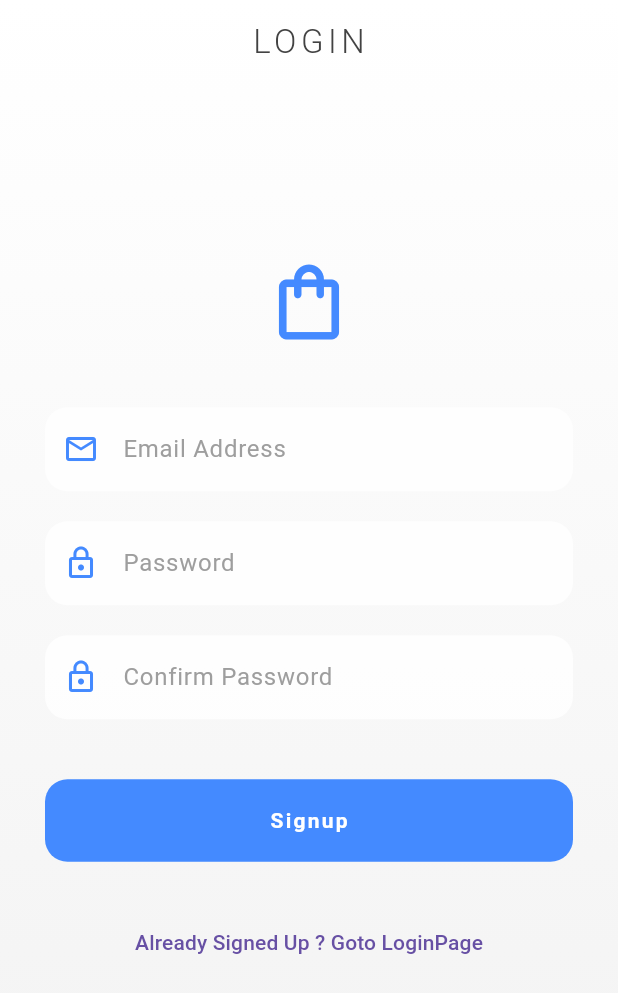
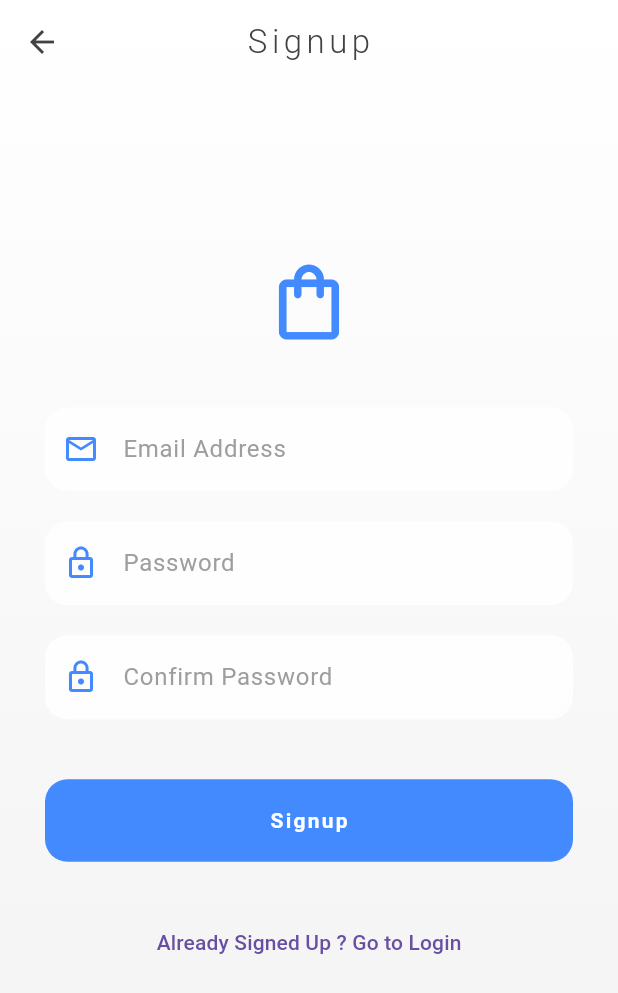
Before and after one commit to sahil-work13/flutter_codes, a Flutter app: the screen it shows after launch, after a tap on "LOGIN", after a tap on "Create an Account", on a phone screen of 412 x 824 dp. Shown: the top 993 px of the screen. Run offline on Flutter 3.47's test engine with Material 3 defaults, Android fonts, the phone set to English and light mode, and no system bars; our stand-ins replace file_picker, firebase_auth, firebase_core, get, hive, hive_flutter and 3 more; accounts and stored records are empty; network calls fail.

Commit message:
Firebase-auth state listening(with auto login feature)

```diff
--- a/product_app/lib/main.dart
+++ b/product_app/lib/main.dart
@@ -1,42 +1,54 @@
 import 'package:firebase_core/firebase_core.dart';
 import 'package:flutter/material.dart';
 import 'package:get/get.dart';
-import 'package:product_app/firebase_options.dart';
 import 'package:product_app/routes/app_pages.dart';
 import 'package:product_app/routes/app_routes.dart';
 import 'package:product_app/ui/HomePage.dart';
 import 'package:product_app/ui/LoginPage.dart';
 import 'package:product_app/ui/SplashScreen.dart';
+
 import 'controllers/auth_controller.dart';
 import 'controllers/product_controller.dart';
+import 'firebase_options.dart';
 
-void main() async{
+Future<void> main() async {
   WidgetsFlutterBinding.ensureInitialized();
-  Firebase.initializeApp(options: DefaultFirebaseOptions.currentPlatform);
-  await Get.putAsync<AuthController>(() async {
-    final controller = AuthController();
-    await controller.init(); // custom async init
-    return controller;
-  }, permanent: true);
-  Get.put(ProductController());
+
+  await Firebase.initializeApp(
+    options: DefaultFirebaseOptions.currentPlatform,
+  );
+
   runApp(const MyApp());
-
 }
 
 class MyApp extends StatelessWidget {
   const MyApp({super.key});
 
-  // This widget is the root of your application.
   @override
   Widget build(BuildContext context) {
+    final auth = Get.put(AuthController(), permanent: true);
+    Get.put(ProductController(), permanent: true);
+
+    // 🔥 Start Firebase ONLY after first frame
+    Future.microtask(() {
+      auth.startAuthListener();
+    });
+
     return GetMaterialApp(
       debugShowCheckedModeBanner: false,
-      getPages: AppPages.pages,
       home: Obx(() {
-        final authController = Get.find<AuthController>();
+        final auth = Get.find<AuthController>();
 
-        return authController.firebaseuser.value == null ? const Loginpage() : const Homepage();
-      },),
+        if (auth.isLoading.value) {
+          return const SplashPage();
+        }
+
+        if (auth.firebaseuser.value == null) {
+          return const Loginpage();
+        }
+
+        return const Homepage();
+      }),
     );
   }
 }
--- a/product_app/lib/routes/app_pages.dart
+++ b/product_app/lib/routes/app_pages.dart
@@ -10,9 +10,9 @@ import '../ui/SplashScreen.dart';
 
 class AppPages {
   static final pages = [
-    GetPage(name: AppRoutes.splash, page: () => SplashPage()),
-    GetPage(name: AppRoutes.signup, page: () => Signuppage()),
-    GetPage(name: AppRoutes.login, page: () => Loginpage()),
+    //GetPage(name: AppRoutes.splash, page: () => SplashPage()),
+    //GetPage(name: AppRoutes.signup, page: () => Signuppage()),
+    //GetPage(name: AppRoutes.login, page: () => Loginpage()),
     GetPage(name: AppRoutes.home, page: () => Homepage()),
     GetPage(name: AppRoutes.product, page: () => Productpage()),
     GetPage(name: AppRoutes.profile, page: () => Profilepage()),
--- a/product_app/lib/routes/app_routes.dart
+++ b/product_app/lib/routes/app_routes.dart
@@ -1,7 +1,7 @@
 class AppRoutes {
-  static const splash = "/";
-  static const signup = "/signup";
-  static const login = "/login";
+  //static const splash = "/";
+  //static const signup = "/signup";
+  //static const login = "/login";
   static const home = "/home";
   static const product = "/product";
   static const profile = "/profile";
--- a/product_app/lib/ui/HomePage.dart
+++ b/product_app/lib/ui/HomePage.dart
@@ -2,6 +2,7 @@ import 'package:flutter/material.dart';
 import 'package:get/get.dart';
 import 'package:product_app/controllers/product_controller.dart';
 import 'package:product_app/routes/app_routes.dart';
+import 'package:product_app/ui/ProfilePage.dart';
 
 class Homepage extends StatefulWidget {
   const Homepage({super.key});
@@ -28,7 +29,7 @@ class _HomepageState extends State<Homepage> {
         foregroundColor: Colors.grey[800],
         actions: [
           IconButton(
-            onPressed: () => Get.toNamed(AppRoutes.profile),
+            onPressed: () => Get.off(Profilepage()),
             icon: const Icon(Icons.person_outline, color: Colors.blueAccent),
           ),
         ],
--- a/product_app/lib/ui/LoginPage.dart
+++ b/product_app/lib/ui/LoginPage.dart
@@ -136,7 +136,7 @@ class _LoginpageState extends State<Loginpage> {
                   ),
                   SizedBox(height: 30,),
                   TextButton(onPressed: (){
-                    Get.offAll(Signuppage());
+                    Get.to(() => Signuppage());
                   }, child: Text("Create an Account"))
                 ],
               ),
--- a/product_app/lib/ui/SignupPage.dart
+++ b/product_app/lib/ui/SignupPage.dart
@@ -1,10 +1,8 @@
 import 'package:flutter/material.dart';
 import 'package:get/get.dart';
-import 'package:get/get_core/src/get_main.dart';
 import 'package:get/get_utils/src/get_utils/get_utils.dart';
 import 'package:product_app/controllers/auth_controller.dart';
 import 'package:product_app/ui/LoginPage.dart';
-import 'package:firebase_auth/firebase_auth.dart';
 
 class Signuppage extends StatefulWidget {
   const Signuppage({super.key});
@@ -17,15 +15,19 @@ class _SignuppageState extends State<Signuppage> {
   final TextEditingController emailController = TextEditingController();
   final TextEditingController passwordController = TextEditingController();
   final TextEditingController confirmpasswordController = TextEditingController();
+
   final _formKey = GlobalKey<FormState>();
-  final auth = AuthController();
+
+  // ✅ FIXED: DO NOT create controller manually
+  // ❌ final auth = AuthController();
+  final AuthController auth = Get.find<AuthController>();
 
   @override
   Widget build(BuildContext context) {
     return Scaffold(
       appBar: AppBar(
         title: const Text(
-          "LOGIN",
+          "Signup",
           style: TextStyle(letterSpacing: 3, fontWeight: FontWeight.w300),
         ),
         centerTitle: true,
@@ -47,14 +49,18 @@ class _SignuppageState extends State<Signuppage> {
         child: Center(
           child: SingleChildScrollView(
             child: Form(
-              key: _formKey, // Wrap in Form for validation
+              key: _formKey,
               child: Column(
                 mainAxisAlignment: MainAxisAlignment.center,
                 children: [
-                  const Icon(Icons.shopping_bag_outlined, size: 60, color: Colors.blueAccent),
+                  const Icon(
+                    Icons.shopping_bag_outlined,
+                    size: 60,
+                    color: Colors.blueAccent,
+                  ),
                   const SizedBox(height: 40),
 
-                  // Email Field with Validation
+                  // Email
                   TextFormField(
                     controller: emailController,
                     keyboardType: TextInputType.emailAddress,
@@ -63,7 +69,10 @@ class _SignuppageState extends State<Signuppage> {
                       labelStyle: const TextStyle(color: Colors.grey),
                       filled: true,
                       fillColor: Colors.white.withOpacity(0.8),
-                      prefixIcon: const Icon(Icons.email_outlined, color: Colors.blueAccent),
+                      prefixIcon: const Icon(
+                        Icons.email_outlined,
+                        color: Colors.blueAccent,
+                      ),
                       border: OutlineInputBorder(
                         borderRadius: BorderRadius.circular(15),
                         borderSide: BorderSide.none,
@@ -73,16 +82,16 @@ class _SignuppageState extends State<Signuppage> {
                       if (value == null || value.isEmpty) {
                         return "Please enter your email";
                       }
-                      // Regular expression for email validation
                       if (!GetUtils.isEmail(value)) {
                         return "Enter a valid email address";
                       }
                       return null;
                     },
                   ),
+
                   const SizedBox(height: 20),
 
-                  // Password Field with Validation
+                  // Password
                   TextFormField(
                     controller: passwordController,
                     obscureText: true,
@@ -91,7 +100,10 @@ class _SignuppageState extends State<Signuppage> {
                       labelStyle: const TextStyle(color: Colors.grey),
                       filled: true,
                       fillColor: Colors.white.withOpacity(0.8),
-                      prefixIcon: const Icon(Icons.lock_outline, color: Colors.blueAccent),
+                      prefixIcon: const Icon(
+                        Icons.lock_outline,
+                        color: Colors.blueAccent,
+                      ),
                       border: OutlineInputBorder(
                         borderRadius: BorderRadius.circular(15),
                         borderSide: BorderSide.none,
@@ -107,8 +119,10 @@ class _SignuppageState extends State<Signuppage> {
                       return null;
                     },
                   ),
+
                   const SizedBox(height: 20),
 
+                  // Confirm Password
                   TextFormField(
                     controller: confirmpasswordController,
                     obscureText: true,
@@ -117,7 +131,10 @@ class _SignuppageState extends State<Signuppage> {
                       labelStyle: const TextStyle(color: Colors.grey),
                       filled: true,
                       fillColor: Colors.white.withOpacity(0.8),
-                      prefixIcon: const Icon(Icons.lock_outline, color: Colors.blueAccent),
+                      prefixIcon: const Icon(
+                        Icons.lock_outline,
+                        color: Colors.blueAccent,
+                      ),
                       border: OutlineInputBorder(
                         borderRadius: BorderRadius.circular(15),
                         borderSide: BorderSide.none,
@@ -125,30 +142,29 @@ class _SignuppageState extends State<Signuppage> {
                     ),
                     validator: (value) {
                       if (value == null || value.isEmpty) {
-                        return "Please enter your password";
+                        return "Please confirm your password";
                       }
-                      if (value.length < 6) {
-                        return "Password must be at least 6 characters";
-                      }
-                      if(passwordController.text != confirmpasswordController.text){
-                        return "Password must be Same";
+                      if (passwordController.text !=
+                          confirmpasswordController.text) {
+                        return "Passwords must be the same";
                       }
                       return null;
                     },
                   ),
+
                   const SizedBox(height: 40),
 
-
-                  // Styled Login Button
+                  // Signup Button
                   SizedBox(
                     width: double.infinity,
                     height: 55,
                     child: ElevatedButton(
-                      onPressed: () {
-                        // Trigger Validation Logic
+                      onPressed: () async {
                         if (_formKey.currentState!.validate()) {
-                          auth.signupController(emailController.text.trim(), passwordController.text.trim());
-                          print("User Created");
+                          await auth.signupController(
+                            emailController.text.trim(),
+                            passwordController.text.trim(),
+                          );
                         }
                       },
                       style: ElevatedButton.styleFrom(
@@ -161,14 +177,22 @@ class _SignuppageState extends State<Signuppage> {
                       ),
                       child: const Text(
                         "Signup",
-                        style: TextStyle(fontWeight: FontWeight.bold, letterSpacing: 1.5),
+                        style: TextStyle(
+                          fontWeight: FontWeight.bold,
+                          letterSpacing: 1.5,
+                        ),
                       ),
                     ),
                   ),
-                  SizedBox(height: 30,),
-                  TextButton(onPressed: (){
-                    Get.off(Loginpage());
-                  }, child: Text("Already Signed Up ? Goto LoginPage"))
+
+                  const SizedBox(height: 30),
+
+                  TextButton(
+                    onPressed: () {
+                      Get.to(() => const Loginpage());
+                    },
+                    child: const Text("Already Signed Up ? Go to Login"),
+                  ),
                 ],
               ),
             ),
```
Also changed, not shown: product_app/lib/controllers/auth_controller.dart (+50 -36 lines), product_app/lib/ui/SplashScreen.dart (+0 -9 lines).
